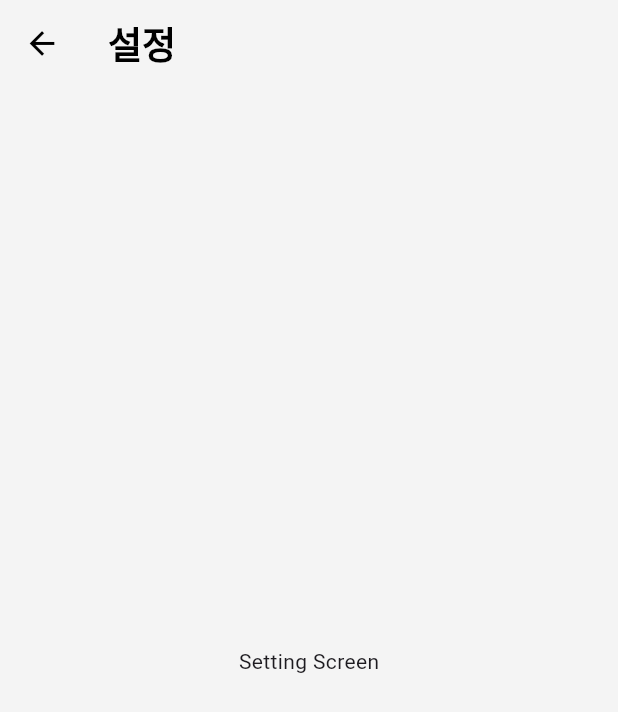
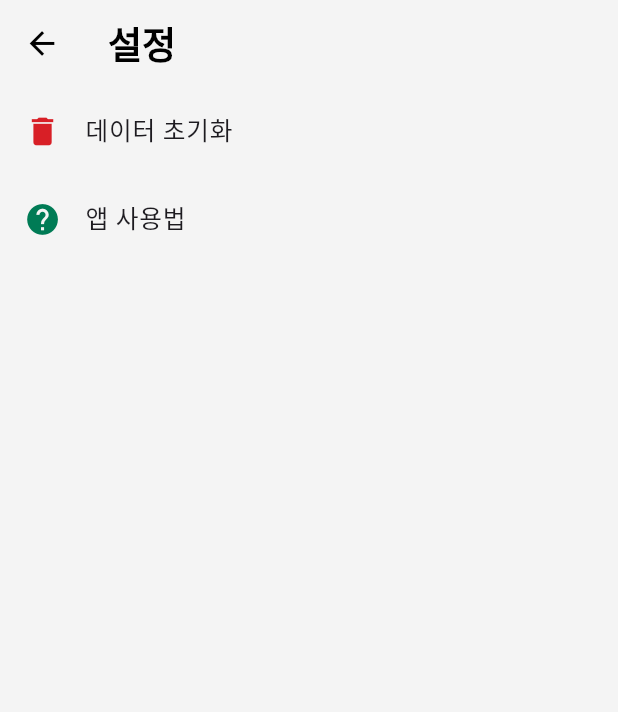
Before and after one commit to JYB0/push100, a Flutter app: the SettingScreen screen opened directly, on a phone screen of 412 x 824 dp. Shown: the top 712 px of the screen. Run offline on Flutter 3.47's test engine with Material 3 defaults, Android fonts, the light colour scheme and no system bars; our stand-ins replace adaptive_dialog, flutter_local_notifications, google_fonts, shared_preferences, vibration; missing offline and left inert: flutter_confetti; accounts and stored records are empty.

Commit message:
setting_dynamic_fontsize_apply

```diff
--- a/lib/screens/setting_screen.dart
+++ b/lib/screens/setting_screen.dart
@@ -1,16 +1,99 @@
 import 'package:flutter/material.dart';
+import 'package:adaptive_dialog/adaptive_dialog.dart';
+import 'package:push100/main.dart';
+// import 'package:share_plus/share_plus.dart';
+import 'package:push100/helpers/shared_preferences_helper.dart';
+import 'package:push100/screens/tutorial_screen.dart';
 
 class SettingScreen extends StatelessWidget {
   const SettingScreen({super.key});
 
+  /// ✅ 기록 초기화 기능
+  Future<void> _resetData(BuildContext context) async {
+    final result = await showOkCancelAlertDialog(
+      context: context,
+      title: "데이터 초기화",
+      message: "모든 훈련 기록과 설정이 삭제됩니다.\n정말 초기화하시겠습니까?",
+      okLabel: "초기화",
+      cancelLabel: "취소",
+      isDestructiveAction: true,
+    );
+
+    if (result == OkCancelResult.ok) {
+      await SharedPreferencesHelper.clearAllData();
+      if (context.mounted) {
+        ScaffoldMessenger.of(context).showSnackBar(
+          const SnackBar(content: Text("기록이 초기화되었습니다.")),
+        );
+      }
+    }
+  }
+
+  /// ✅ 앱 공유 기능
+  // void _shareApp() {
+  //   String appLink = "https://www.google.com"; // 앱 링크 있으면 추후에 넣자.
+  //   String message = "🔥 푸시업 챌린지 앱을 사용해보세요! 💪\n$appLink";
+  //   Share.share(message);
+  // }
+
+  /// ✅ 앱 사용법 화면 이동
+  void _navigateToTutorial(BuildContext context) {
+    Navigator.of(context).push(
+      MaterialPageRoute(builder: (context) => const TutorialScreen()),
+    );
+  }
+
   @override
   Widget build(BuildContext context) {
+    final screenWidth = MediaQuery.of(context).size.width;
+    final screenHeight = MediaQuery.of(context).size.height;
+
+    double baseFontSize = 16.0;
+    double dynamicFontSize = baseFontSize * (screenWidth / 400);
+
     return Scaffold(
-      appBar: AppBar(
-        title: const Text("설정"),
-      ),
-      body: const Center(
-        child: Text("Setting Screen"),
+      appBar: AppBar(title: const Text("설정")),
+      body: ListView(
+        children: [
+          /// 🔹 기록 초기화
+          ListTile(
+            minVerticalPadding: dynamicFontSize,
+            leading: Icon(
+              Icons.delete,
+              color: AppColors.redPrimary,
+              size: dynamicFontSize * 1.5,
+            ),
+            title: Text(
+              "데이터 초기화",
+              style: TextStyle(
+                fontSize: dynamicFontSize,
+              ),
+            ),
+            onTap: () => _resetData(context),
+          ),
+
+          /// 🔹 앱 공유
+          // ListTile(
+          //   leading: const Icon(Icons.share, color: Colors.blue),
+          //   title: const Text("앱 공유하기"),
+          //   onTap: _shareApp,
+          // ),
+
+          /// 🔹 앱 사용법
+          ListTile(
+            minVerticalPadding: dynamicFontSize,
+            leading: Icon(
+              Icons.help,
+              color: AppColors.greenPrimary,
+              size: dynamicFontSize * 1.5,
+            ),
+            title: Text(
+              "앱 사용법",
+              style: TextStyle(fontSize: dynamicFontSize),
+            ),
+            onTap: () => _navigateToTutorial(context),
+          ),
+        ],
       ),
     );
   }
--- a/pubspec.yaml
+++ b/pubspec.yaml
@@ -43,6 +43,7 @@ dependencies:
   flutter_animate: ^4.5.2
   animations: ^2.0.11
   flutter_confetti: ^0.4.0
+  share_plus: ^10.1.4
 
 dev_dependencies:
   flutter_test:
```
Also changed, not shown: lib/screens/home_screen.dart (+0 -25 lines), lib/screens/tutorial_screen.dart (added, +37 -0 lines), pubspec.lock, 133 other files.
